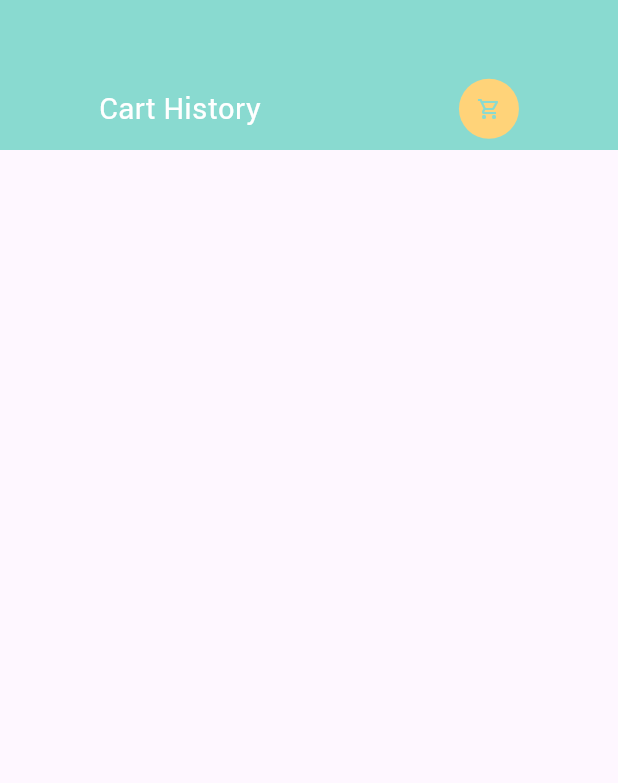
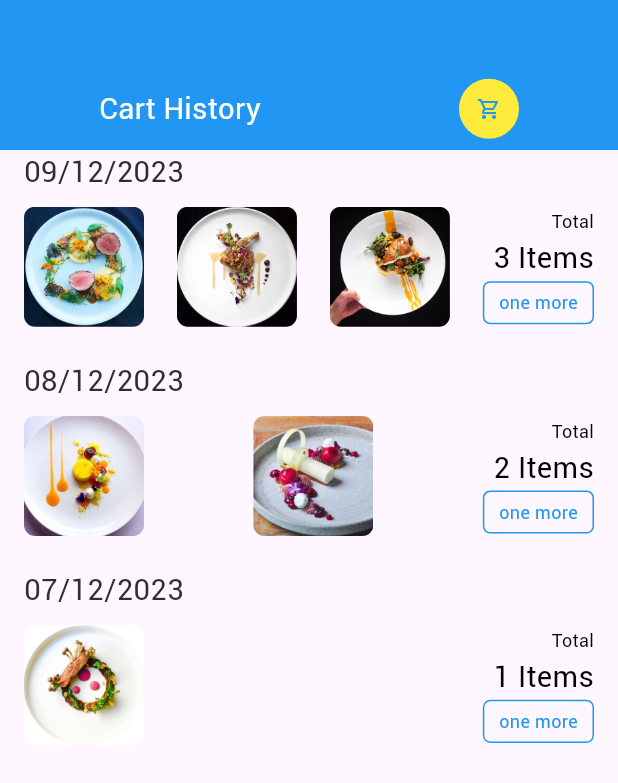
Before and after one commit to cmendoza-dev/food_delivery_application, a Flutter app: the CartHistory screen opened by its route, on a phone screen of 412 x 824 dp. Shown: the top 783 px of the screen. Run offline on Flutter 3.47's test engine with Material 3 defaults, Android fonts, the phone set to English and light mode, and no system bars; our stand-ins replace dots_indicator, get, persistent_bottom_nav_bar, shared_preferences; accounts and stored records are empty; network calls fail.

Commit message:
historial con datos corregidos

```diff
--- a/lib/pages/cart/cart_history.dart
+++ b/lib/pages/cart/cart_history.dart
@@ -1,164 +1,285 @@
 import 'package:flutter/material.dart';
-import 'package:food_delivery_application/controllers/cart_controller.dart';
-import 'package:food_delivery_application/utils/app_constants.dart';
 import 'package:food_delivery_application/utils/colors.dart';
 import 'package:food_delivery_application/utils/dimensions.dart';
 import 'package:food_delivery_application/widgets/app_icon.dart';
 import 'package:food_delivery_application/widgets/big_text.dart';
 import 'package:food_delivery_application/widgets/small_text.dart';
-import 'package:get/get.dart';
 
-
-class CartHistory extends StatelessWidget{
-  const CartHistory({Key? key}) : super(key:key);
+class CartHistory extends StatelessWidget {
+  const CartHistory({Key? key}) : super(key: key);
 
   @override
   Widget build(BuildContext context) {
-
-    var getCartHistoryList = Get.find<CartController>().getCartHistoryList();
-
-    Map<String, int> inCartItemsPerOrder = Map();
-    for(int i=0; i<getCartHistoryList.length; i++){
-      if(inCartItemsPerOrder.containsKey(getCartHistoryList[i].time)){
-        inCartItemsPerOrder.update(getCartHistoryList[i].time!, (value) => ++value);
-      }else{
-        inCartItemsPerOrder.putIfAbsent(getCartHistoryList[i].time!, () => 1);
-      }
-    }
-
-    List<int> cartOrderTimeToList(){
-      return inCartItemsPerOrder.entries.map((e) => e.value).toList();
-    }
-
-    List<int> itemsPerOrder = cartOrderTimeToList();
-    var listCounter=0;
+    // Información estática
+    List<String> dates = ["09/12/2023", "08/12/2023", "07/12/2023"];
+    List<int> itemsPerOrder = [3, 2, 1]; // Cantidad de elementos por pedido
+    List<List<String>> imagePaths = [
+      ['assets/image/food1.jpg', 'assets/image/food2.jpg', 'assets/image/food3.jpg'],
+      ['assets/image/food4.jpg', 'assets/image/food5.jpg'],
+      ['assets/image/food6.jpg']
+    ];
 
     return Scaffold(
-
       body: Column(
         children: [
-
           Container(
             height: 100,
-            color:AppColors.mainColor,
+            color: Colors.blue,
             width: double.maxFinite,
             padding: EdgeInsets.only(top: 45),
             child: Row(
               mainAxisAlignment: MainAxisAlignment.spaceAround,
-              children:[
-                BigText(text: "Cart History", color: Colors.white,),
+              children: [
+                BigText(text: "Cart History", color: Colors.white),
                 AppIcon(
                   icon: Icons.shopping_cart_outlined,
-                  iconColor: AppColors.mainColor,
-                  backgroundColor: AppColors.yellowColor,
-                )
+                  iconColor: Colors.blue,
+                  backgroundColor: Colors.yellow,
+                ),
               ],
             ),
-
           ),
-
-          Expanded(child:
-            Container(
+          Expanded(
+            child: Container(
               height: 500,
-              margin: EdgeInsets.only(
-                top: Dimensions.height20,
-                left: Dimensions.width20,
-                right: Dimensions.width20,
-
-              ),
-              child: MediaQuery.removePadding(
-                removeTop: true,
-                context: context,
-                child: ListView(
-                  children: [
-                    for(int i=0; i<itemsPerOrder.length; i++)
-                      Container(
+              margin: EdgeInsets.symmetric(horizontal: 16.0), // Ajusta el padding horizontal según sea necesario
+              child: ListView.builder(
+                itemCount: dates.length,
+                itemBuilder: (context, index) {
+                  return Container(
                     height: 120,
                     margin: EdgeInsets.only(bottom: Dimensions.height20),
-
                     child: Column(
                       crossAxisAlignment: CrossAxisAlignment.start,
                       children: [
-
-                            BigText(text: "09/12/2023"),
-                            SizedBox(height: Dimensions.height10,),
-
-
+                        BigText(text: dates[index]),
+                        SizedBox(height: Dimensions.height10),
                         Row(
                           mainAxisAlignment: MainAxisAlignment.spaceBetween,
-
                           children: [
-                              Wrap(
-                                direction: Axis.horizontal,
-                                children: List.generate(itemsPerOrder[i], (index)
-                                {
-                                  if(listCounter<getCartHistoryList.length){
-                                    listCounter++;
-                                  }
-                                  return index<=2? Container
-                                  (
+                            for (int i = 0; i < itemsPerOrder[index]; i++)
+                              Container(
                                 height: 80,
                                 width: 80,
-                                    margin: EdgeInsets.only(right: Dimensions.width10/2),
+                                margin: EdgeInsets.only(right: Dimensions.width10 / 2),
                                 decoration: BoxDecoration(
-                                      borderRadius: BorderRadius.circular(Dimensions.radius15/2),
+                                  borderRadius: BorderRadius.circular(Dimensions.radius15 / 2),
                                   image: DecorationImage(
-                                        fit:BoxFit.cover,
-                                        image: NetworkImage(
-                                          // AppConstants.BASE_URL+AppConstants.UPLOAD_URL+getCartHistoryList[listCounter-1].img!
-                                          AppConstants.BASE_URL+"assets/image/food1.jpg"+getCartHistoryList[listCounter-1].img!
-
-                                        )
-                                      )
+                                    fit: BoxFit.cover,
+                                    image: AssetImage(imagePaths[index][i]),
                                   ),
-                                  ): Container();
-                                }
-                                )
                                 ),
-
+                              ),
                             Container(
                               height: 80,
                               child: Column(
                                 mainAxisAlignment: MainAxisAlignment.spaceEvenly,
                                 crossAxisAlignment: CrossAxisAlignment.end,
                                 children: [
-                                      SmallText(text: "Total", color: AppColors.titleColor,),
-                                      BigText(text:itemsPerOrder[i].toString()+"Items", color: AppColors.titleColor,),
+                                  SmallText(text: "Total", color: Colors.black),
+                                  BigText(text: itemsPerOrder[index].toString() + " Items", color: Colors.black),
                                   Container(
-                                        padding: EdgeInsets.symmetric(horizontal: Dimensions.width10, vertical: Dimensions.height10/2),
+                                    padding: EdgeInsets.symmetric(
+                                      horizontal: Dimensions.width10,
+                                      vertical: Dimensions.height10 / 2,
+                                    ),
                                     decoration: BoxDecoration(
-                                          borderRadius: BorderRadius.circular(Dimensions.radius15/3),
-                                          border: Border.all(width: 1, color: AppColors.mainColor),
-
+                                      borderRadius: BorderRadius.circular(Dimensions.radius15 / 3),
+                                      border: Border.all(width: 1, color: Colors.blue),
                                     ),
-                                        child: SmallText(text: "one more", color: AppColors.mainColor,),
+                                    child: SmallText(text: "one more", color: Colors.blue),
                                   ),
                                 ],
-
-
                               ),
                             ),
-
-
-                            ],
-                            )
-
                           ],
                         ),
-                      )
                       ],
-
                     ),
-
-              )
-
-            )
-          )
+                  );
+                },
+              ),
+            ),
+          ),
+        ],
+      ),
+    );
+  }
+}
 
 
 
-        ],
-      )
-    );
-  }
-}
+
+
+
+
+
+
+
+
+
+
+// import 'package:flutter/material.dart';
+// import 'package:food_delivery_application/controllers/cart_controller.dart';
+// import 'package:food_delivery_application/utils/app_constants.dart';
+// import 'package:food_delivery_application/utils/colors.dart';
+// import 'package:food_delivery_application/utils/dimensions.dart';
+// import 'package:food_delivery_application/widgets/app_icon.dart';
+// import 'package:food_delivery_application/widgets/big_text.dart';
+// import 'package:food_delivery_application/widgets/small_text.dart';
+// import 'package:get/get.dart';
+
+
+// class CartHistory extends StatelessWidget{
+//   const CartHistory({Key? key}) : super(key:key);
+
+//   @override
+//   Widget build(BuildContext context) {
+
+//     var getCartHistoryList = Get.find<CartController>().getCartHistoryList();
+
+//     Map<String, int> inCartItemsPerOrder = Map();
+//     for(int i=0; i<getCartHistoryList.length; i++){
+//       if(inCartItemsPerOrder.containsKey(getCartHistoryList[i].time)){
+//         inCartItemsPerOrder.update(getCartHistoryList[i].time!, (value) => ++value);
+//       }else{
+//         inCartItemsPerOrder.putIfAbsent(getCartHistoryList[i].time!, () => 1);
+//       }
+//     }
+
+//     List<int> cartOrderTimeToList(){
+//       return inCartItemsPerOrder.entries.map((e) => e.value).toList();
+//     }
+
+//     List<int> itemsPerOrder = cartOrderTimeToList();
+//     var listCounter=0;
+
+//     return Scaffold(
+
+//       body: Column(
+//         children: [
+
+//           Container(
+//             height: 100,
+//             color:AppColors.mainColor,
+//             width: double.maxFinite,
+//             padding: EdgeInsets.only(top: 45),
+//             child: Row(
+//               mainAxisAlignment: MainAxisAlignment.spaceAround,
+//               children:[
+//                 BigText(text: "Cart History", color: Colors.white,),
+//                 AppIcon(
+//                   icon: Icons.shopping_cart_outlined,
+//                   iconColor: AppColors.mainColor,
+//                   backgroundColor: AppColors.yellowColor,
+//                 )
+//               ],
+//             ),
+
+//           ),
+
+//           Expanded(child:
+//             Container(
+//               height: 500,
+//               margin: EdgeInsets.only(
+//                 top: Dimensions.height20,
+//                 left: Dimensions.width20,
+//                 right: Dimensions.width20,
+
+//               ),
+//               child: MediaQuery.removePadding(
+//                 removeTop: true,
+//                 context: context,
+//                 child: ListView(
+//                   children: [
+//                     for(int i=0; i<itemsPerOrder.length; i++)
+//                       Container(
+//                         height: 120,
+//                         margin: EdgeInsets.only(bottom: Dimensions.height20),
+
+//                         child: Column(
+//                           crossAxisAlignment: CrossAxisAlignment.start,
+//                           children: [
+
+//                             BigText(text: "09/12/2023"),
+//                             SizedBox(height: Dimensions.height10,),
+
+
+//                             Row(
+//                               mainAxisAlignment: MainAxisAlignment.spaceBetween,
+
+//                               children: [
+//                               Wrap(
+//                                 direction: Axis.horizontal,
+//                                 children: List.generate(itemsPerOrder[i], (index)
+//                                 {
+//                                   if(listCounter<getCartHistoryList.length){
+//                                     listCounter++;
+//                                   }
+//                                   return index<=2? Container
+//                                   (
+//                                     height: 80,
+//                                     width: 80,
+//                                     margin: EdgeInsets.only(right: Dimensions.width10/2),
+//                                     decoration: BoxDecoration(
+//                                       borderRadius: BorderRadius.circular(Dimensions.radius15/2),
+//                                       image: DecorationImage(
+//                                         fit:BoxFit.cover,
+//                                         image: NetworkImage(
+//                                           // AppConstants.BASE_URL+AppConstants.UPLOAD_URL+getCartHistoryList[listCounter-1].img!
+//                                           AppConstants.BASE_URL+"assets/image/food1.jpg"+getCartHistoryList[listCounter-1].img!
+
+//                                         )
+//                                       )
+//                                     ),
+//                                   ): Container();
+//                                 }
+//                                 )
+//                               ),
+
+//                               Container(
+//                                   height: 80,
+//                                   child: Column(
+//                                     mainAxisAlignment: MainAxisAlignment.spaceEvenly,
+//                                     crossAxisAlignment: CrossAxisAlignment.end,
+//                                     children: [
+//                                       SmallText(text: "Total", color: AppColors.titleColor,),
+//                                       BigText(text:itemsPerOrder[i].toString()+"Items", color: AppColors.titleColor,),
+//                                       Container(
+//                                         padding: EdgeInsets.symmetric(horizontal: Dimensions.width10, vertical: Dimensions.height10/2),
+//                                         decoration: BoxDecoration(
+//                                           borderRadius: BorderRadius.circular(Dimensions.radius15/3),
+//                                           border: Border.all(width: 1, color: AppColors.mainColor),
+
+//                                         ),
+//                                         child: SmallText(text: "one more", color: AppColors.mainColor,),
+//                                       ),
+//                                     ],
+
+
+//                                   ),
+//                               ),
+
+
+//                             ],
+//                             )
+
+//                           ],
+//                         ),
+//                       )
+//                   ],
+
+//               ),
+
+//               )
+
+//             )
+//           )
+
+
+
+//         ],
+//       )
+//     );
+//   }
+// }
```
Also changed, not shown: pubspec.lock. Lines whose indentation alone changed are shown as unchanged.
